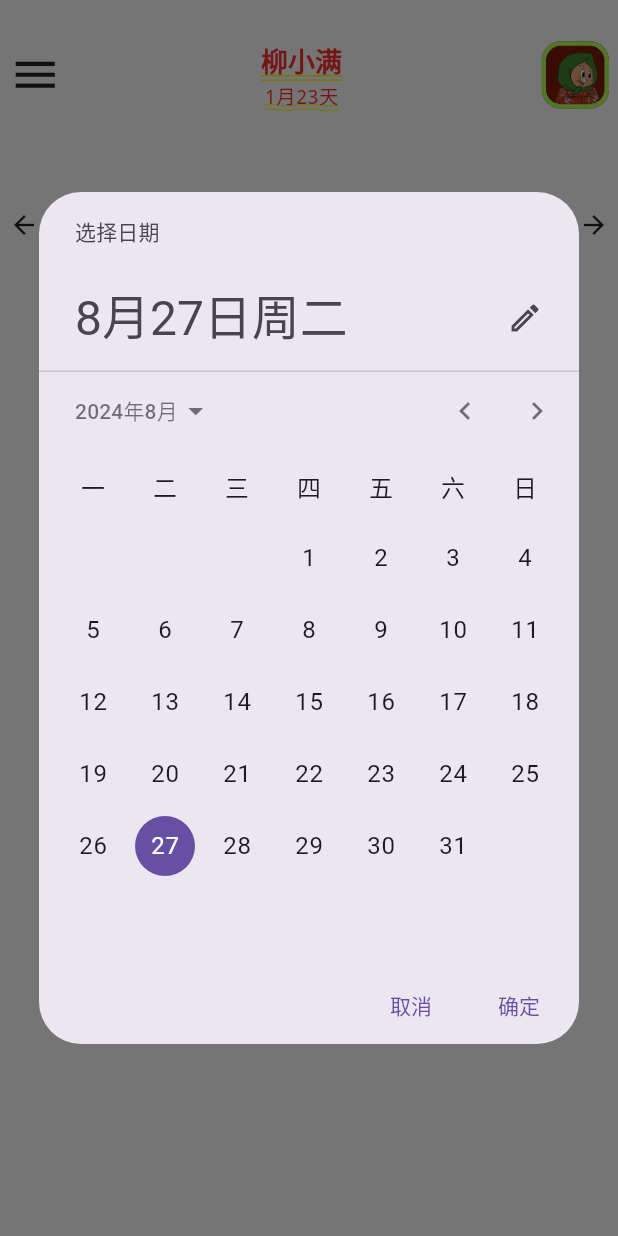
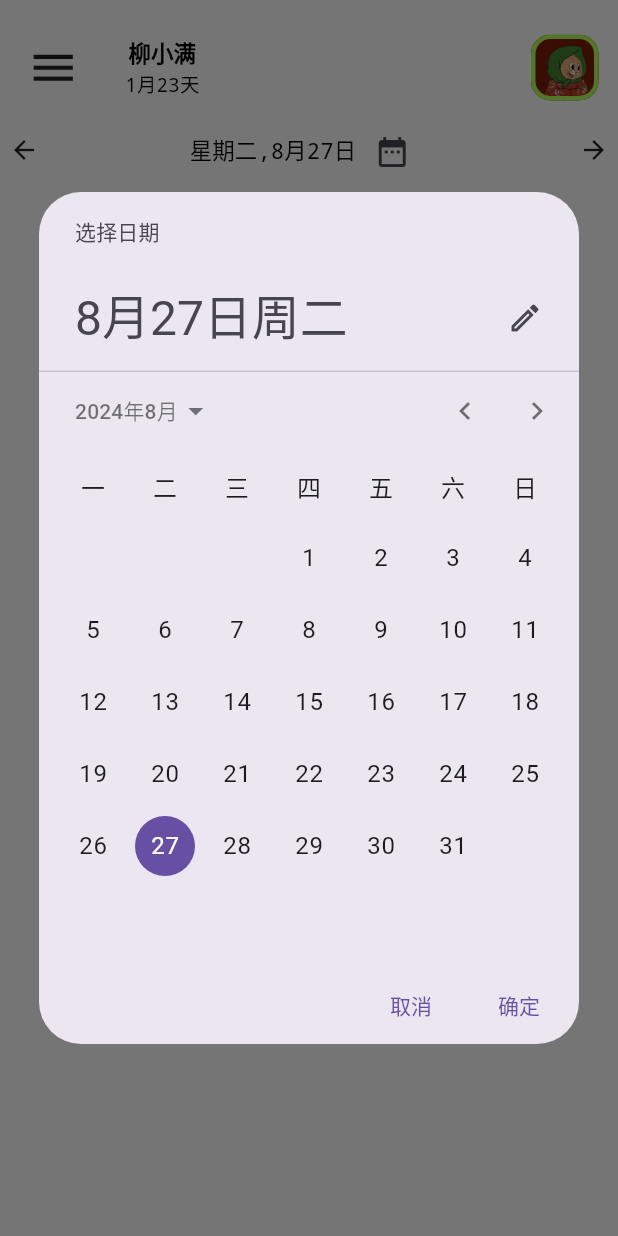
Before and after one commit to smartWMin/newbornCare, a Flutter app: the screen it shows after launch, after a tap on the "date range" icon, on a phone screen of 412 x 824 dp. Run offline on Flutter 3.47's test engine with Material 3 defaults, Android fonts, the phone set to English and light mode, and no system bars.

Commit message:
newbornCare-header重写

```diff
--- a/lib/components/CustomText.dart
+++ b/lib/components/CustomText.dart
@@ -1,5 +1,5 @@
 
-import 'package:flutter/widgets.dart';
+import 'package:flutter/material.dart';
 
 class CustomText extends StatelessWidget{
   const CustomText({super.key, required this.text, required this.fontSize, this.isBold = false});
@@ -18,8 +18,10 @@ class CustomText extends StatelessWidget{
     return Text(
       text,
       style: TextStyle(
+        color: Colors.black,
+        decoration: TextDecoration.none,
         fontSize: fontSize,
-        fontWeight: isBold ? FontWeight.bold : FontWeight.normal,
+        fontWeight: isBold ? FontWeight.w600 : FontWeight.normal,
       ),
       textDirection: defaultTextDirection,
     );
--- a/lib/consist/Header.dart
+++ b/lib/consist/Header.dart
@@ -4,15 +4,14 @@ import 'package:flutter/material.dart';
 import 'package:newbornCare/components/CustomText.dart';
 
 class Header extends StatelessWidget {
-  const Header({super.key, required this.height});
-
-  final double height;
+  const Header({super.key});
 
   @override
   Widget build(BuildContext context) {
     return Container(
-      height: height > 0? height : 100,
-      padding: const EdgeInsets.all(6.0),
+      height: 60,
+      margin: const EdgeInsets.only(top: 15, left: 10, right: 5),
+      padding: const EdgeInsets.all(8.0),
       child: Row(
         mainAxisAlignment: MainAxisAlignment.spaceBetween,
         children:<Widget> [
@@ -23,11 +22,15 @@ class Header extends StatelessWidget {
           ),
           // 新生儿信息
           const Column(
+            crossAxisAlignment: CrossAxisAlignment.center,
             mainAxisAlignment: MainAxisAlignment.center,
             children: <Widget>[
-              CustomText(text: "柳小满", fontSize: 18, isBold: true),
+              CustomText(text: "柳小满", fontSize: 15, isBold: true),
               CustomText(text: "1月23天", fontSize: 13)
             ],
+          ),
+          const SizedBox(
+            width: 160,
           ),
           // 新生儿照片信息
           Container(
--- a/lib/consist/MyTimePicker.dart
+++ b/lib/consist/MyTimePicker.dart
@@ -3,8 +3,7 @@ import 'package:newbornCare/components/CustomText.dart';
 import 'package:newbornCare/utils/CustomDateUtils.dart';
 
 class MyTimePicker extends StatefulWidget {
-  const MyTimePicker({super.key, required this.height});
-  final double height;
+  const MyTimePicker({super.key});
 
   @override
   State createState() => _MyTimePickerState();
@@ -33,7 +32,7 @@ class _MyTimePickerState extends State<MyTimePicker> {
   @override
   Widget build(BuildContext context) {
     return Container(
-        height: 100,
+        height: 50,
         padding: const EdgeInsets.all(6.0),
         child: Row(
           mainAxisAlignment: MainAxisAlignment.spaceBetween,
--- a/lib/main.dart
+++ b/lib/main.dart
@@ -1,17 +1,16 @@
 import 'package:flutter/material.dart';
-import 'package:flutter_localizations/flutter_localizations.dart';
-import 'package:flutter_localizations/flutter_localizations.dart';
 import 'package:flutter_localizations/flutter_localizations.dart';
 import 'package:newbornCare/consist/Header.dart';
 import 'package:newbornCare/consist/MyTimePicker.dart';
 
 void main() {
-  runApp(const NewBornCare());
+  runApp(NewBornCare());
 }
 
 class NewBornCare extends StatelessWidget {
-  const NewBornCare({super.key});
+  NewBornCare({super.key});
 
+  int selectedIndex = 0;
   // This widget is the root of your application.
   @override
   Widget build(BuildContext context) {
@@ -32,8 +31,8 @@ class NewBornCare extends StatelessWidget {
         alignment: Alignment.center,
         child: const Column(
           children: [
-            Header(height: 100),
-            MyTimePicker(height: 100)
+            Header(),
+            MyTimePicker()
           ],
         ),
       )
--- a/lib/utils/CustomDateUtils.dart
+++ b/lib/utils/CustomDateUtils.dart
@@ -6,7 +6,7 @@ class CustomDateUtils {
   static String formatDate(DateTime dateTime) {
     const weekdays = ['星期日', '星期一', '星期二', '星期三', '星期四', '星期五', '星期六'];
     final String weekday = weekdays[dateTime.weekday];
-    String formattedDate = DateFormat('MM-dd').format(dateTime);
+    String formattedDate = DateFormat('M月dd日').format(dateTime);
     return '$weekday,$formattedDate';
   }
 
```
